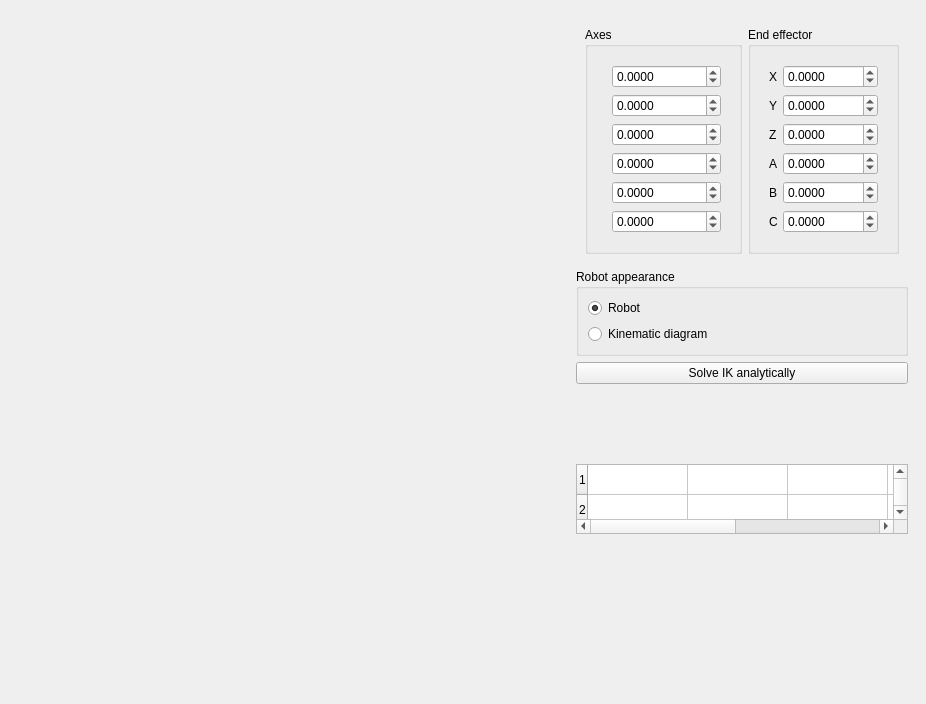
Before: the Qt Designer form source/simulator/main_window.ui in UshakovSergeySergey/kinverse, drawn with Qt 5.
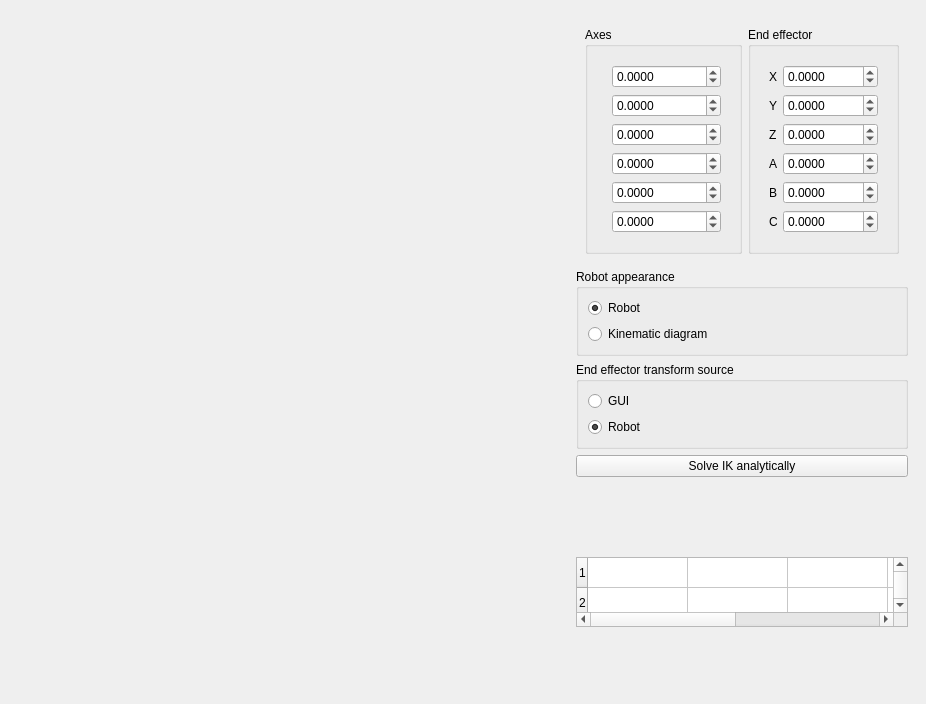
After: the same form once the commit is applied. Custom widgets are drawn as their Qt base class.

What changed in the file:
```diff
--- a/source/simulator/main_window.ui
+++ b/source/simulator/main_window.ui
@@ -362,6 +362,35 @@
          </layout>
         </widget>
        </item>
+       <item>
+        <widget class="QGroupBox" name="groupBox_4">
+         <property name="title">
+          <string>End effector transform source</string>
+         </property>
+         <layout class="QVBoxLayout" name="verticalLayout_3">
+          <item>
+           <widget class="QRadioButton" name="radioButton_endEffectorFromGUI">
+            <property name="text">
+             <string>GUI</string>
+            </property>
+           </widget>
+          </item>
+          <item>
+           <widget class="QRadioButton" name="radioButton_endEffectorFromRobot">
+            <property name="text">
+             <string>Robot</string>
+            </property>
+            <property name="checked">
+             <bool>true</bool>
+            </property>
+           </widget>
+          </item>
+         </layout>
+         <zorder>pushButton_solveInverseKinematics</zorder>
+         <zorder>radioButton_endEffectorFromRobot</zorder>
+         <zorder>radioButton_endEffectorFromGUI</zorder>
+        </widget>
+       </item>
        <item>
         <widget class="QPushButton" name="pushButton_solveInverseKinematics">
          <property name="toolTip">
```
